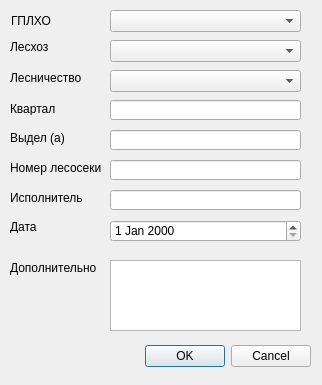
The window that modules/otvod/ui/lesosekaInfo.ui (daniluuuuuuuk/daniluuuuuuuk.github.io) describes before a commit, drawn with Qt 5.
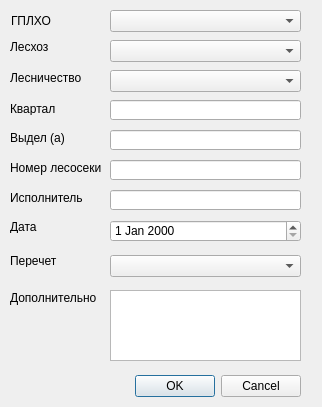
The same window after the commit.

The edit to the form file:
```diff
--- a/modules/otvod/ui/lesosekaInfo.ui
+++ b/modules/otvod/ui/lesosekaInfo.ui
@@ -7,7 +7,7 @@
     <x>0</x>
     <y>0</y>
     <width>322</width>
-    <height>385</height>
+    <height>407</height>
    </rect>
   </property>
   <property name="windowTitle">
@@ -16,8 +16,8 @@
   <widget class="QDialogButtonBox" name="buttonBox">
    <property name="geometry">
     <rect>
-     <x>10</x>
-     <y>340</y>
+     <x>0</x>
+     <y>370</y>
      <width>301</width>
      <height>32</height>
     </rect>
@@ -59,7 +59,7 @@
    <property name="geometry">
     <rect>
      <x>10</x>
-     <y>260</y>
+     <y>290</y>
      <width>91</width>
      <height>16</height>
     </rect>
@@ -82,7 +82,7 @@
    <property name="geometry">
     <rect>
      <x>110</x>
-     <y>260</y>
+     <y>290</y>
      <width>191</width>
      <height>71</height>
     </rect>
@@ -239,6 +239,29 @@
     <string>ГПЛХО</string>
    </property>
   </widget>
+  <widget class="QLabel" name="label_11">
+   <property name="geometry">
+    <rect>
+     <x>10</x>
+     <y>254</y>
+     <width>47</width>
+     <height>13</height>
+    </rect>
+   </property>
+   <property name="text">
+    <string>Перечет</string>
+   </property>
+  </widget>
+  <widget class="QComboBox" name="restatement_comboBox">
+   <property name="geometry">
+    <rect>
+     <x>110</x>
+     <y>255</y>
+     <width>191</width>
+     <height>22</height>
+    </rect>
+   </property>
+  </widget>
  </widget>
  <resources/>
  <connections>
```
